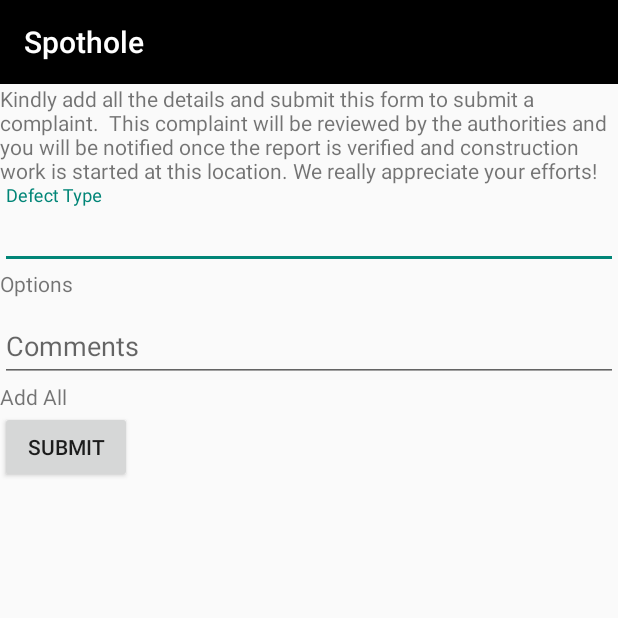
After one commit to shiv07tiwari/AD358_HackForFood, an Android app: the CompActivity screen opened directly, with no data from a screen before it, on a phone screen of 412 x 824 dp, the top half of it. The commit adds this screen. Run offline under Robolectric (Android 15) with nearby library versions, the phone set to English and light mode, and no system bars.

Commit message:
add user complaint and link with server

```diff
--- a/CitizenApp/app/src/main/AndroidManifest.xml
+++ b/CitizenApp/app/src/main/AndroidManifest.xml
@@ -1,7 +1,6 @@
 <?xml version="1.0" encoding="utf-8"?>
 <manifest xmlns:android="http://schemas.android.com/apk/res/android"
     package="com.example.wheresthepothole">
-
     <!--
          The ACCESS_COARSE/FINE_LOCATION permissions are not required to use
          Google Maps Android API v2, but you must specify either coarse or fine
@@ -20,13 +19,15 @@
         android:roundIcon="@mipmap/ic_launcher_round"
         android:supportsRtl="true"
         android:theme="@style/AppTheme">
+        <activity android:name=".CompActivity"></activity>
+
         <meta-data
             android:name="com.google.android.geo.API_KEY"
             android:value="@string/google_maps_key" />
 
         <activity
             android:name=".MapsActivity"
-            android:label="@string/title_activity_maps"></activity>
+            android:label="@string/title_activity_maps" />
         <activity
             android:name=".MapActivity"
             android:label="@string/title_activity_map"
@@ -47,7 +48,6 @@
         <activity android:name=".ProfileActivity" />
         <activity android:name=".RewardActivity" />
         <activity android:name=".CarActivity" />
-
     </application>
 
 </manifest>
--- a/CitizenApp/app/src/main/java/com/example/wheresthepothole/ProfileActivity.kt
+++ b/CitizenApp/app/src/main/java/com/example/wheresthepothole/ProfileActivity.kt
@@ -55,6 +55,11 @@ class ProfileActivity : AppCompatActivity(){
                     startActivity(i)
 
                 }
+                R.id.report_id -> {
+                    val i = Intent(this,CompActivity::class.java)
+                    startActivity(i)
+
+                }
                 R.id.invite_id -> {
                 }
                 R.id.logout_id -> {
--- a/CitizenApp/app/src/main/java/com/example/wheresthepothole/networking/APIClient.java
+++ b/CitizenApp/app/src/main/java/com/example/wheresthepothole/networking/APIClient.java
@@ -7,7 +7,7 @@ import retrofit2.converter.gson.GsonConverterFactory;
 
 public class APIClient {
 
-    public static final String BASE_URL1 = "https://fccc18d1ccdb.ngrok.io";
+    public static final String BASE_URL1 = "https://948e4fa20940.ngrok.io";
     private static Retrofit retrofit = null;
     private static int test = 0;
 
--- a/CitizenApp/app/src/main/java/com/example/wheresthepothole/networking/NetworkService.kt
+++ b/CitizenApp/app/src/main/java/com/example/wheresthepothole/networking/NetworkService.kt
@@ -1,8 +1,6 @@
 package com.example.wheresthepothole.networking
 
-import com.example.wheresthepothole.objects.Counter
-import com.example.wheresthepothole.objects.DataReading
-import com.example.wheresthepothole.objects.Pothole
+import com.example.wheresthepothole.objects.*
 import retrofit2.Call
 import retrofit2.http.*
 
@@ -15,4 +13,7 @@ interface NetworkService {
                          @Query("type") type:String) : Call<ArrayList<Pothole>>
     @GET("/counter")
     fun getHomeCounters(@Path("city") city : String) : Call<Counter>
+
+    @POST("/complaint")
+    fun createComp(@Body comp:NewComp) : Call<String>
 }
--- /dev/null
+++ b/CitizenApp/app/src/main/java/com/example/wheresthepothole/objects/NewComp.kt
@@ -0,0 +1,4 @@
+package com.example.wheresthepothole.objects
+
+class NewComp (val op:String, val args:CompBody) {
+}
--- /dev/null
+++ b/CitizenApp/app/src/main/java/com/example/wheresthepothole/objects/PDBody.kt
@@ -0,0 +1,4 @@
+package com.example.wheresthepothole.objects
+
+class PDBody (val args:String, val op:String) {
+}
--- /dev/null
+++ b/CitizenApp/app/src/main/res/layout/activity_comp.xml
@@ -0,0 +1,56 @@
+<?xml version="1.0" encoding="utf-8"?>
+<LinearLayout xmlns:android="http://schemas.android.com/apk/res/android"
+    xmlns:app="http://schemas.android.com/apk/res-auto"
+    xmlns:tools="http://schemas.android.com/tools"
+    android:layout_width="match_parent"
+    android:layout_height="match_parent"
+    android:orientation="vertical"
+    tools:context=".CompActivity">
+
+    <include
+        layout="@layout/app_bar_main"
+        android:layout_width="match_parent"
+        android:layout_height="wrap_content" />
+
+    <TextView
+        android:layout_width="wrap_content"
+        android:layout_height="wrap_content"
+        android:text="Kindly add all the details and submit this form to submit a complaint.
+ This complaint will be reviewed by the authorities and you will be notified once the report is verified and construction work is started at this location. We really appreciate your efforts!" />
+
+    <com.google.android.material.textfield.TextInputLayout
+        android:layout_width="match_parent"
+        android:layout_height="wrap_content"
+        android:hint="Defect Type">
+        <com.google.android.material.textfield.TextInputEditText
+            android:layout_width="match_parent"
+            android:id="@+id/defect_type"
+            android:layout_height="wrap_content"/>
+    </com.google.android.material.textfield.TextInputLayout>
+    <TextView
+        android:layout_width="wrap_content"
+        android:text="Options"
+        android:layout_height="wrap_content"/>
+
+    <com.google.android.material.textfield.TextInputLayout
+        android:layout_width="match_parent"
+        android:layout_height="wrap_content"
+        android:hint="Comments">
+        <com.google.android.material.textfield.TextInputEditText
+            android:layout_width="match_parent"
+            android:id="@+id/defect_details"
+            android:layout_height="wrap_content"/>
+        <TextView
+            android:layout_width="wrap_content"
+            android:text="Add All"
+            android:layout_height="wrap_content"/>
+    </com.google.android.material.textfield.TextInputLayout>
+
+    <Button
+        android:layout_width="wrap_content"
+        android:layout_height="wrap_content"
+        android:id="@+id/submit"
+        android:text="Submit"/>
+
+
+</LinearLayout>
--- a/CitizenApp/app/src/main/res/menu/activity_main_drawer.xml
+++ b/CitizenApp/app/src/main/res/menu/activity_main_drawer.xml
@@ -3,6 +3,8 @@
     xmlns:app="http://schemas.android.com/apk/res-auto">
         <item android:id="@+id/trip_id"
             android:title="Trip" />
+        <item android:id="@+id/report_id"
+            android:title="Report a Defect" />
         <item android:id="@+id/invite_id"
             android:title="Invite" />
         <item android:id="@+id/contri_id"
```
Also changed, not shown: CitizenApp/app/src/main/java/com/example/wheresthepothole/CompActivity.kt (added, +57 -0 lines), CitizenApp/app/src/main/java/com/example/wheresthepothole/objects/CompBody.kt (added, +9 -0 lines), 291 other files.
